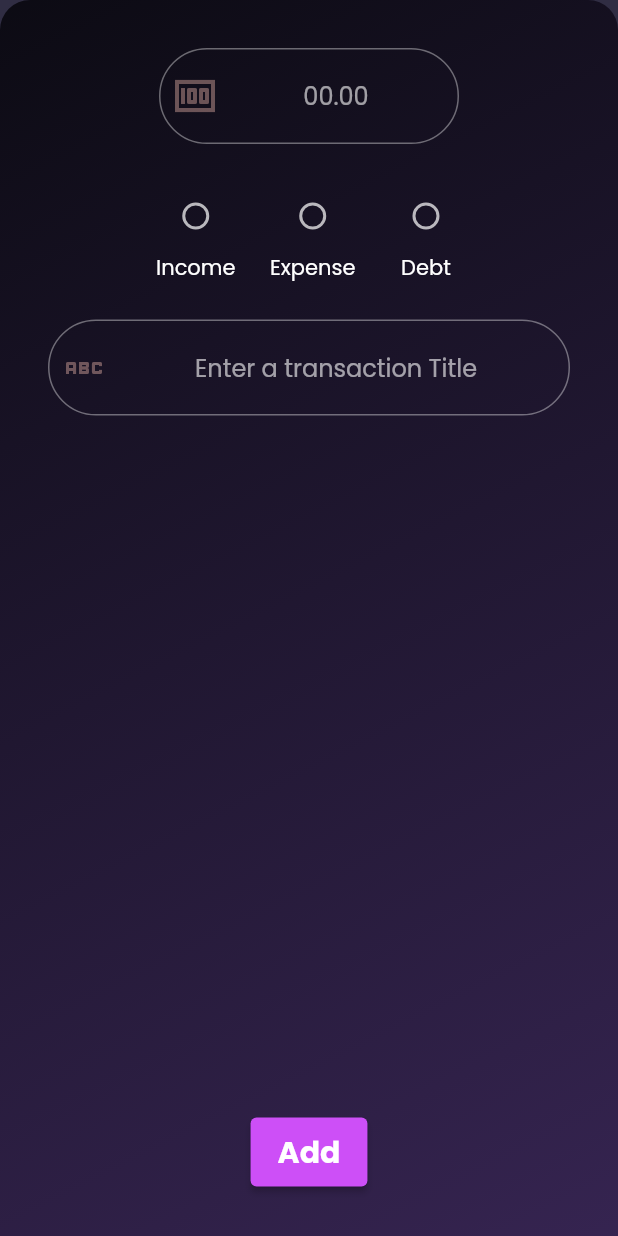
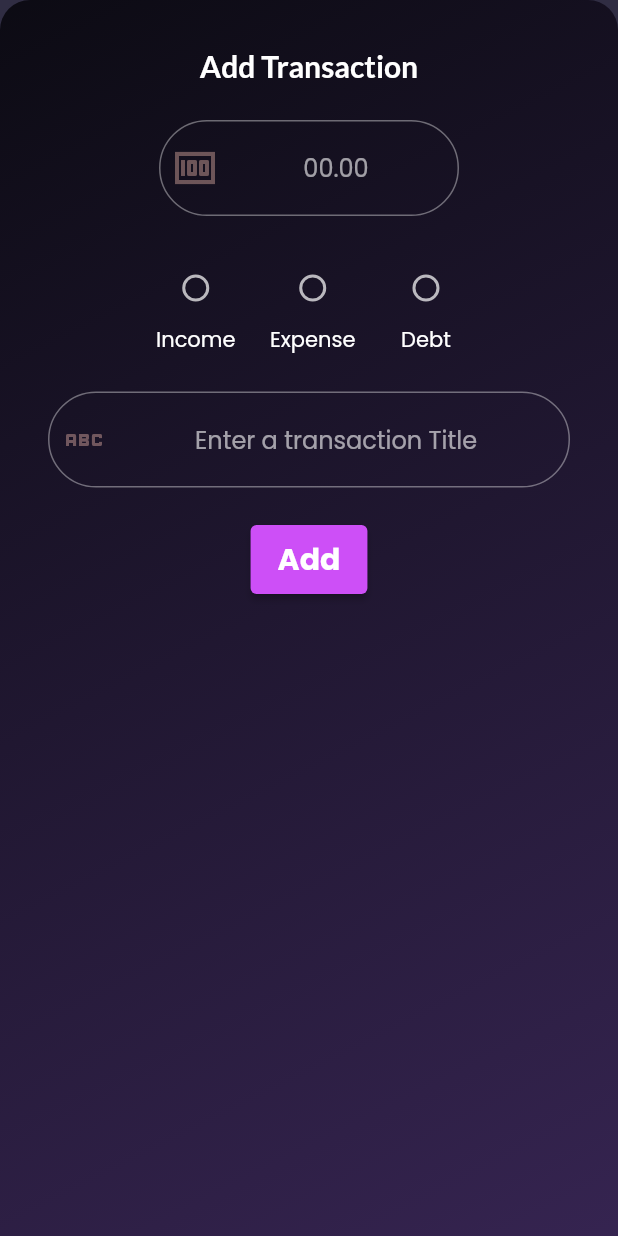
Before and after one commit to if3chi/ego, a Flutter app: the NewTransaction widget shown alone on an empty page, opened directly with empty values, on a phone screen of 412 x 824 dp. Run offline on Flutter 3.47's test engine with Material 2 defaults, Android fonts, the phone set to English and light mode, and no system bars; our stand-ins replace flutter_svg.

Commit message:
Add Transaction

```diff
--- a/lib/widgets/new_transaction.dart
+++ b/lib/widgets/new_transaction.dart
@@ -39,7 +39,15 @@ class _NewTransactionState extends State<NewTransaction> {
               kSwatch0.withOpacity(0.9),
             ]),
       ),
-      child: Form(
+      child: Column(
+        children: [
+          const Text(
+            "Add Transaction",
+            style: TextStyle(
+                fontSize: 20, fontWeight: FontWeight.bold, fontFamily: "Lato"),
+          ),
+          kSpaceWidget,
+          Form(
             key: _formKey,
             child: Column(
               mainAxisAlignment: MainAxisAlignment.spaceBetween,
@@ -125,7 +133,8 @@ class _NewTransactionState extends State<NewTransaction> {
                     elevation: MaterialStateProperty.all(2),
                     backgroundColor: MaterialStateProperty.all(kAccentColor),
                     padding: MaterialStateProperty.all(
-                    const EdgeInsets.symmetric(horizontal: 18, vertical: 8)),
+                        const EdgeInsets.symmetric(
+                            horizontal: 18, vertical: 8)),
                   ),
                   onPressed: () {
                     if (_formKey.currentState!.validate()) {
@@ -166,6 +175,8 @@ class _NewTransactionState extends State<NewTransaction> {
                 ),
               ],
             ),
+          ),
+        ],
       ),
     );
   }
```
Lines whose indentation alone changed are shown as unchanged.
